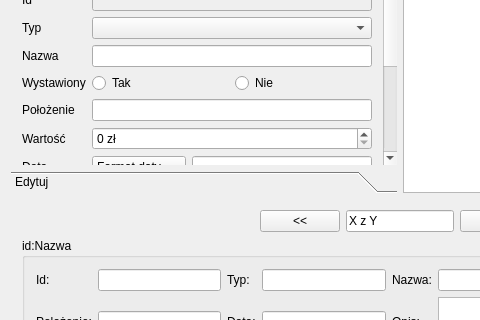
bzyx/MuzeumGUI, file mainwindow.ui: the form before one commit; both pictures show x 0 to 480 and y 137 to 457 of the 800 by 550 pixel window.
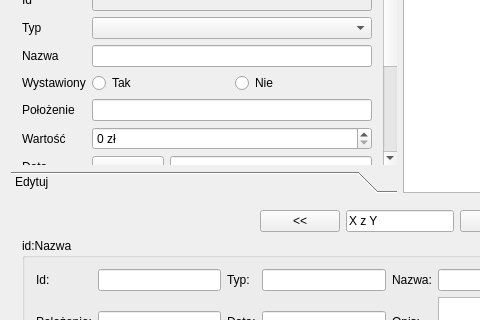
The form after the commit. Icons and pictures are not drawn.

Commit message: Using QRegExp to check formatDaty

What changed in the file:
```diff
--- a/mainwindow.ui
+++ b/mainwindow.ui
@@ -123,7 +123,7 @@
          <property name="geometry">
           <rect>
            <x>0</x>
-           <y>-190</y>
+           <y>-71</y>
            <width>371</width>
            <height>382</height>
           </rect>
@@ -242,13 +242,7 @@
             <item row="6" column="1">
              <layout class="QHBoxLayout" name="horizontalLayout_8">
               <item>
-               <widget class="QComboBox" name="dod_fDat">
-                <item>
-                 <property name="text">
-                  <string>Format daty</string>
-                 </property>
-                </item>
-               </widget>
+               <widget class="QComboBox" name="dod_fDat"/>
               </item>
               <item>
                <widget class="QLineEdit" name="dod_dat"/>
```
The commit also changes 2 other files.
